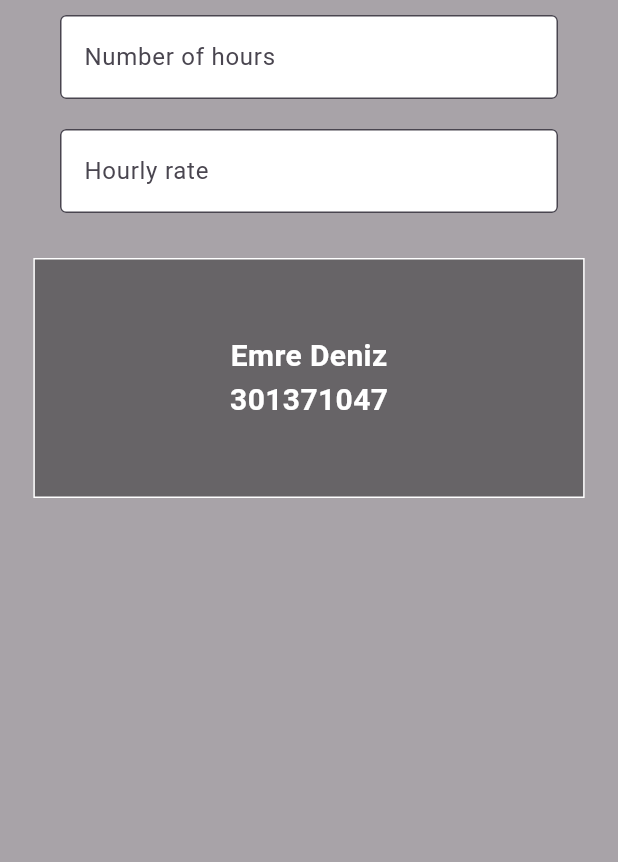
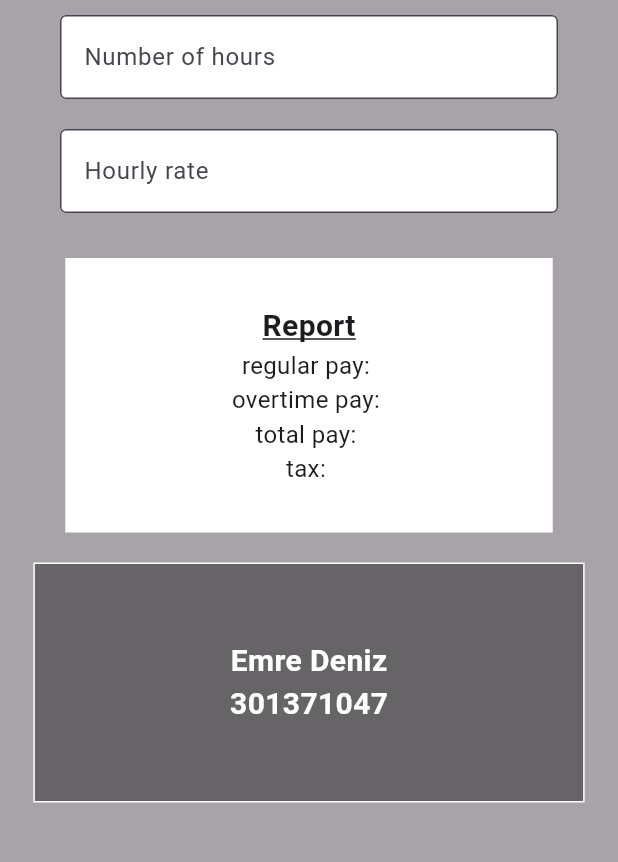
Before and after one commit to EmreDenizz/Flutter-Pay-Calculator, a Flutter app: the screen it shows after launch, on a phone screen of 412 x 824 dp, the part 84-946 px from its top. Run offline on Flutter 3.47's test engine with Material 3 defaults, Android fonts, the phone set to English and light mode, and no system bars.

Commit message:
Define report output section

```diff
--- a/lib/main.dart
+++ b/lib/main.dart
@@ -98,7 +98,23 @@ class MyFormState extends State<MyForm> {
             ),
           ),
           // Output report
-
+          Container(
+              margin: const EdgeInsets.only(top: 20),
+              padding:
+                  const EdgeInsets.symmetric(vertical: 30, horizontal: 110),
+              decoration: BoxDecoration(
+                  color: Colors.white, border: Border.all(color: Colors.white)),
+              child: Column(children: [
+                const Text('Report',
+                    style: TextStyle(
+                        decoration: TextDecoration.underline,
+                        fontSize: 20,
+                        fontWeight: FontWeight.bold)),
+                Text(regularPayOutput, style: const TextStyle(fontSize: 16)),
+                Text(overtimePayOutput, style: const TextStyle(fontSize: 16)),
+                Text(totalPayOutput, style: const TextStyle(fontSize: 16)),
+                Text(taxOutput, style: const TextStyle(fontSize: 16))
+              ])),
           // About part
           Container(
               margin: const EdgeInsets.only(top: 20),
```
